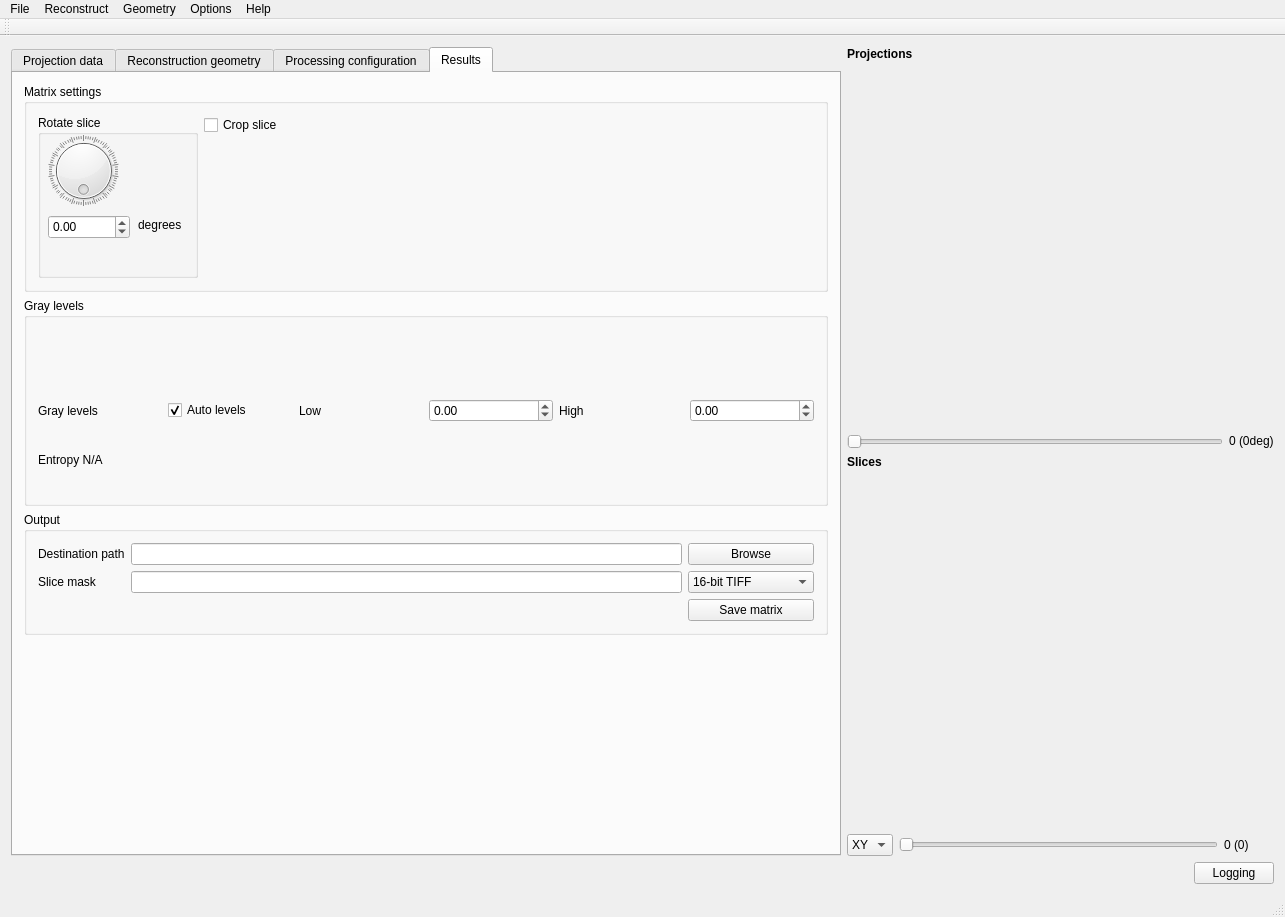
neutronimaging/imagingsuite, file applications/muhrec3/src/muhrecmainwindow.ui: the form before one commit.
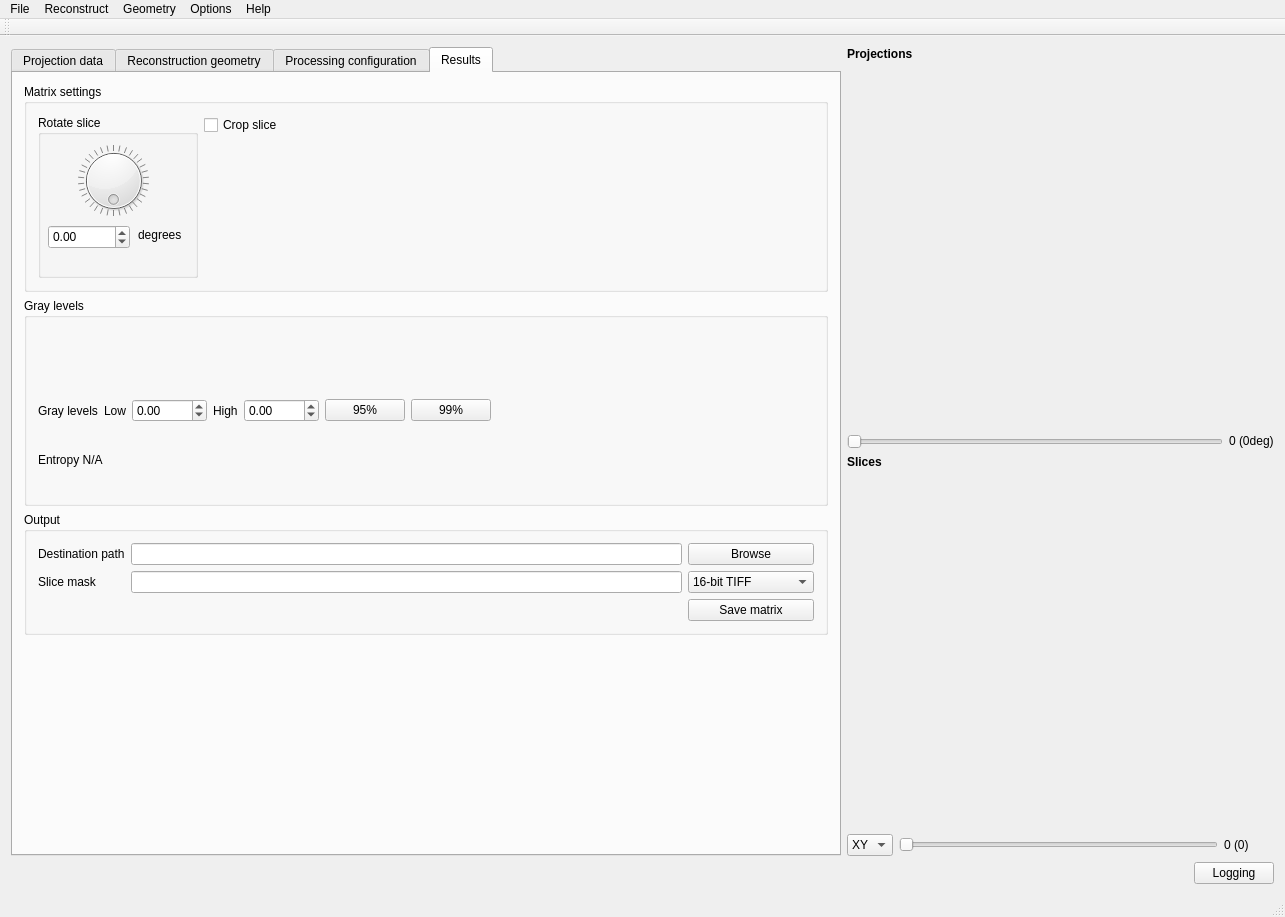
The form after the commit. The open tabs and pages were chosen to show the change. Custom widgets are drawn as their Qt base class.

Commit message: Added tool tips on all widgets. Fixed connection and up date stuff Working on gray level interaction. Signals are still not working between viewer and main app

What changed in the file:
```diff
--- a/applications/muhrec3/src/muhrecmainwindow.ui
+++ b/applications/muhrec3/src/muhrecmainwindow.ui
@@ -1688,7 +1688,7 @@
                  <property name="minimumSize">
                   <size>
                    <width>160</width>
-                   <height>0</height>
+                   <height>150</height>
                   </size>
                  </property>
                  <property name="title">
@@ -1697,8 +1697,8 @@
                  <widget class="QDial" name="dialRotateRecon">
                   <property name="geometry">
                    <rect>
-                    <x>10</x>
-                    <y>20</y>
+                    <x>40</x>
+                    <y>30</y>
                     <width>71</width>
                     <height>71</height>
                    </rect>
@@ -1707,11 +1707,14 @@
                    <number>0</number>
                   </property>
                   <property name="maximum">
-                   <number>360</number>
+                   <number>3600</number>
                   </property>
                   <property name="wrapping">
                    <bool>true</bool>
                   </property>
+                  <property name="notchTarget">
+                   <double>30.000000000000000</double>
+                  </property>
                   <property name="notchesVisible">
                    <bool>true</bool>
                   </property>
@@ -1720,7 +1723,7 @@
                   <property name="geometry">
                    <rect>
                     <x>10</x>
-                    <y>100</y>
+                    <y>110</y>
                     <width>82</width>
                     <height>24</height>
                    </rect>
@@ -1739,7 +1742,7 @@
                   <property name="geometry">
                    <rect>
                     <x>100</x>
-                    <y>100</y>
+                    <y>110</y>
                     <width>50</width>
                     <height>20</height>
                    </rect>
@@ -1832,16 +1835,6 @@
                  </property>
                 </widget>
                </item>
-               <item>
-                <widget class="QCheckBox" name="checkUseAutograyLevels">
-                 <property name="text">
-                  <string>Auto levels</string>
-                 </property>
-                 <property name="checked">
-                  <bool>true</bool>
-                 </property>
-                </widget>
-               </item>
                <item>
                 <widget class="QLabel" name="label_41">
                  <property name="text">
@@ -1888,6 +1881,39 @@
                  </property>
                 </widget>
                </item>
+               <item>
+                <widget class="QPushButton" name="pushButton_levels95p">
+                 <property name="toolTip">
+                  <string>Preset for the 95% gray level interval.</string>
+                 </property>
+                 <property name="text">
+                  <string>95%</string>
+                 </property>
+                </widget>
+               </item>
+               <item>
+                <widget class="QPushButton" name="pushButton_levels99p">
+                 <property name="toolTip">
+                  <string>Preset for the 99% gray level interval.</string>
+                 </property>
+                 <property name="text">
+                  <string>99%</string>
+                 </property>
+                </widget>
+               </item>
+               <item>
+                <spacer name="horizontalSpacer_5">
+                 <property name="orientation">
+                  <enum>Qt::Horizontal</enum>
+                 </property>
+                 <property name="sizeHint" stdset="0">
+                  <size>
+                   <width>40</width>
+                   <height>20</height>
+                  </size>
+                 </property>
+                </spacer>
+               </item>
               </layout>
              </item>
              <item>
```
Left out of the diff: 58 changed lines with no effect on the pictures. The commit also changes 6 other files.
